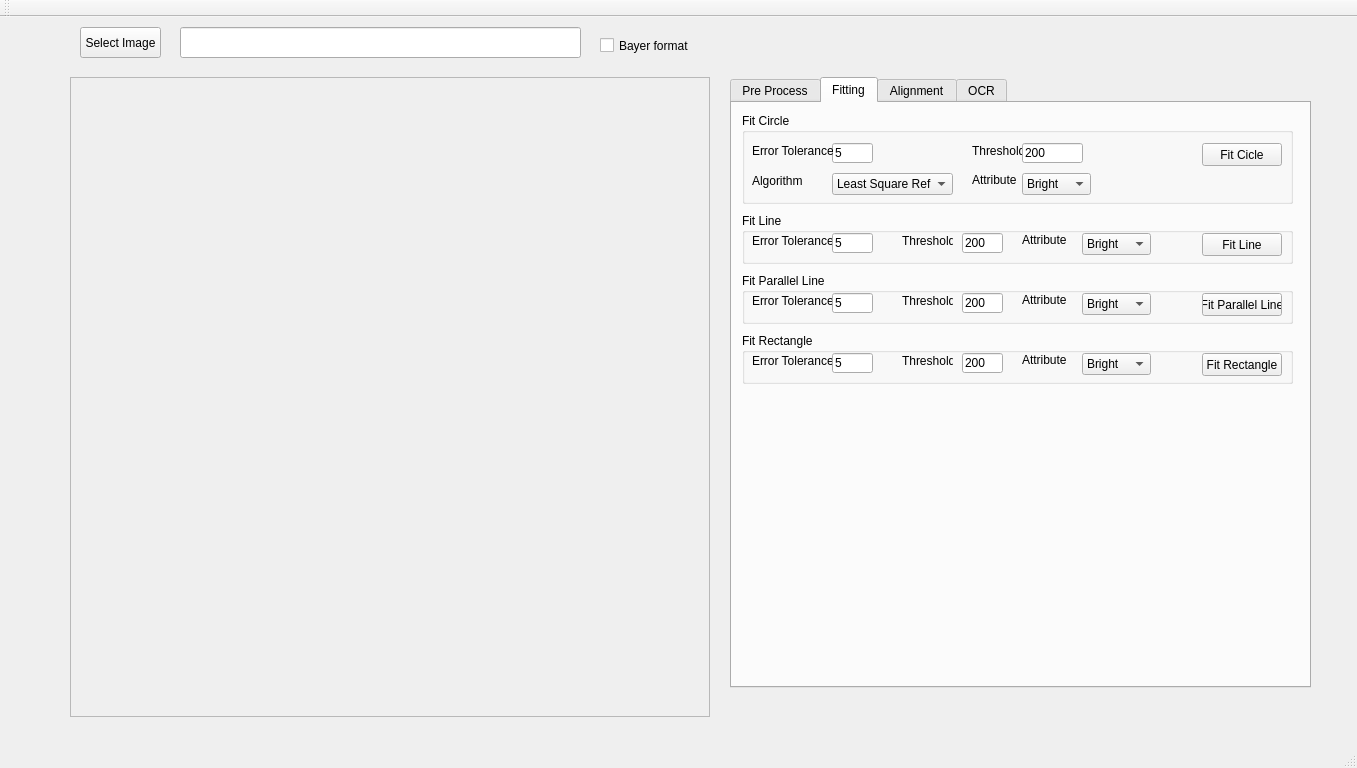
This is VisionWidget/visionwidget.ui in hceng123/VisionLibrary as Qt 5 draws it before an edit. The edited form follows.
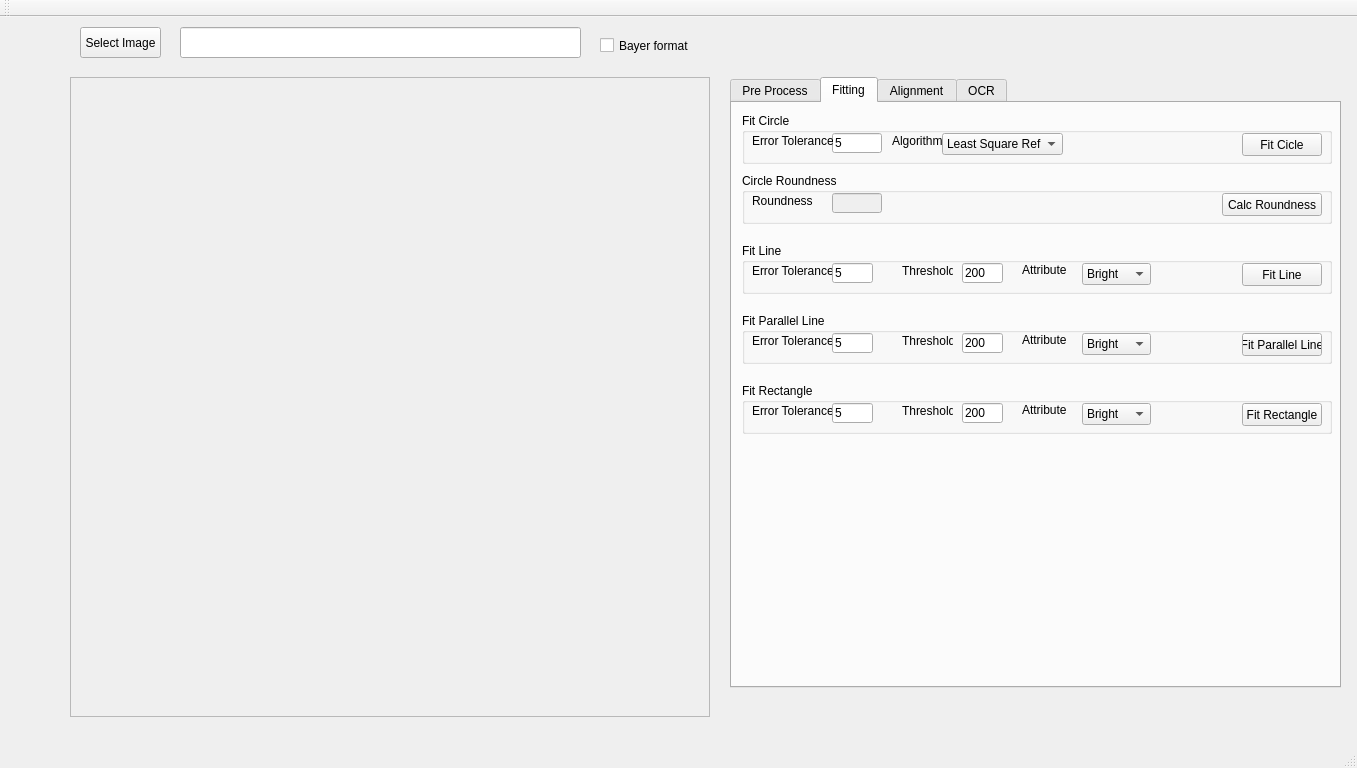
This is the edited form. The open tabs and pages were chosen to show the change. Custom widgets are drawn as their Qt base class.

What changed in the file:
```diff
--- a/VisionWidget/visionwidget.ui
+++ b/VisionWidget/visionwidget.ui
@@ -68,7 +68,7 @@
      <rect>
       <x>730</x>
       <y>60</y>
-      <width>581</width>
+      <width>611</width>
       <height>611</height>
      </rect>
     </property>
@@ -113,8 +113,8 @@
        <rect>
         <x>10</x>
         <y>10</y>
-        <width>551</width>
-        <height>91</height>
+        <width>590</width>
+        <height>51</height>
        </rect>
       </property>
       <property name="title">
@@ -123,8 +123,8 @@
       <widget class="QPushButton" name="fitCircleBtn">
        <property name="geometry">
         <rect>
-         <x>460</x>
-         <y>30</y>
+         <x>500</x>
+         <y>20</y>
          <width>80</width>
          <height>23</height>
         </rect>
@@ -137,8 +137,8 @@
        <property name="geometry">
         <rect>
          <x>90</x>
-         <y>30</y>
-         <width>41</width>
+         <y>20</y>
+         <width>50</width>
          <height>20</height>
         </rect>
        </property>
@@ -153,7 +153,7 @@
        <property name="geometry">
         <rect>
          <x>10</x>
-         <y>30</y>
+         <y>20</y>
          <width>81</width>
          <height>16</height>
         </rect>
@@ -162,40 +162,11 @@
         <string>Error Tolerance</string>
        </property>
       </widget>
-      <widget class="QLabel" name="labelFitCircleThreshold">
-       <property name="geometry">
-        <rect>
-         <x>230</x>
-         <y>30</y>
-         <width>51</width>
-         <height>16</height>
-        </rect>
-       </property>
-       <property name="text">
-        <string>Threshold</string>
-       </property>
-      </widget>
-      <widget class="QLineEdit" name="lineEditFitCircleThreshold">
-       <property name="geometry">
-        <rect>
-         <x>280</x>
-         <y>30</y>
-         <width>61</width>
-         <height>20</height>
-        </rect>
-       </property>
-       <property name="inputMethodHints">
-        <set>Qt::ImhDigitsOnly</set>
-       </property>
-       <property name="text">
-        <string>200</string>
-       </property>
-      </widget>
       <widget class="QComboBox" name="comboBoxFitCircleAlgorithm">
        <property name="geometry">
         <rect>
-         <x>90</x>
-         <y>60</y>
+         <x>200</x>
+         <y>20</y>
          <width>121</width>
          <height>22</height>
         </rect>
@@ -222,8 +193,8 @@
       <widget class="QLabel" name="labelFitCircleAlgorithm">
        <property name="geometry">
         <rect>
-         <x>10</x>
-         <y>60</y>
+         <x>150</x>
+         <y>20</y>
          <width>51</width>
          <height>16</height>
         </rect>
@@ -232,46 +203,13 @@
         <string>Algorithm</string>
        </property>
       </widget>
-      <widget class="QLabel" name="labelCircleAttribute">
-       <property name="geometry">
-        <rect>
-         <x>230</x>
-         <y>60</y>
-         <width>47</width>
-         <height>13</height>
-        </rect>
-       </property>
-       <property name="text">
-        <string>Attribute</string>
-       </property>
-      </widget>
-      <widget class="QComboBox" name="comboBoxCircleAttribute">
-       <property name="geometry">
-        <rect>
-         <x>280</x>
-         <y>60</y>
-         <width>69</width>
-         <height>22</height>
-        </rect>
-       </property>
-       <item>
-        <property name="text">
-         <string>Bright</string>
-        </property>
-       </item>
-       <item>
-        <property name="text">
-         <string>Dark</string>
-        </property>
-       </item>
-      </widget>
      </widget>
      <widget class="QGroupBox" name="groupBoxFitLine">
       <property name="geometry">
        <rect>
         <x>10</x>
-        <y>110</y>
-        <width>551</width>
+        <y>140</y>
+        <width>590</width>
         <height>51</height>
        </rect>
       </property>
@@ -339,7 +277,7 @@
       <widget class="QPushButton" name="fitLineBtn">
        <property name="geometry">
         <rect>
-         <x>460</x>
+         <x>500</x>
          <y>20</y>
          <width>80</width>
          <height>23</height>
@@ -387,8 +325,8 @@
       <property name="geometry">
        <rect>
         <x>10</x>
-        <y>170</y>
-        <width>551</width>
+        <y>210</y>
+        <width>590</width>
         <height>51</height>
        </rect>
       </property>
@@ -456,7 +394,7 @@
       <widget class="QPushButton" name="fitParallelLineBtn">
        <property name="geometry">
         <rect>
-         <x>460</x>
+         <x>500</x>
          <y>20</y>
          <width>80</width>
          <height>23</height>
@@ -504,8 +442,8 @@
       <property name="geometry">
        <rect>
         <x>10</x>
-        <y>230</y>
-        <width>551</width>
+        <y>280</y>
+        <width>590</width>
         <height>51</height>
        </rect>
       </property>
@@ -573,7 +511,7 @@
       <widget class="QPushButton" name="fitRectBtn">
        <property name="geometry">
         <rect>
-         <x>460</x>
+         <x>500</x>
          <y>20</y>
          <width>80</width>
          <height>23</height>
@@ -617,6 +555,58 @@
        </property>
       </widget>
      </widget>
+     <widget class="QGroupBox" name="groupBoxCircleRoundness">
+      <property name="geometry">
+       <rect>
+        <x>10</x>
+        <y>70</y>
+        <width>590</width>
+        <height>51</height>
+       </rect>
+      </property>
+      <property name="title">
+       <string>Circle Roundness</string>
+      </property>
+      <widget class="QLineEdit" name="lineEditRoundnessResult">
+       <property name="enabled">
+        <bool>false</bool>
+       </property>
+       <property name="geometry">
+        <rect>
+         <x>90</x>
+         <y>20</y>
+         <width>50</width>
+         <height>20</height>
+        </rect>
+       </property>
+      </widget>
+      <widget class="QLabel" name="labelRoundness">
+       <property name="geometry">
+        <rect>
+         <x>10</x>
+         <y>20</y>
+         <width>81</width>
+         <height>16</height>
+        </rect>
+       </property>
+       <property name="text">
+        <string>Roundness</string>
+       </property>
+      </widget>
+      <widget class="QPushButton" name="calcRoundnessBtn">
+       <property name="geometry">
+        <rect>
+         <x>480</x>
+         <y>20</y>
+         <width>100</width>
+         <height>23</height>
+        </rect>
+       </property>
+       <property name="text">
+        <string>Calc Roundness</string>
+       </property>
+      </widget>
+     </widget>
     </widget>
     <widget class="QWidget" name="tabAlignment">
      <attribute name="title">
```
